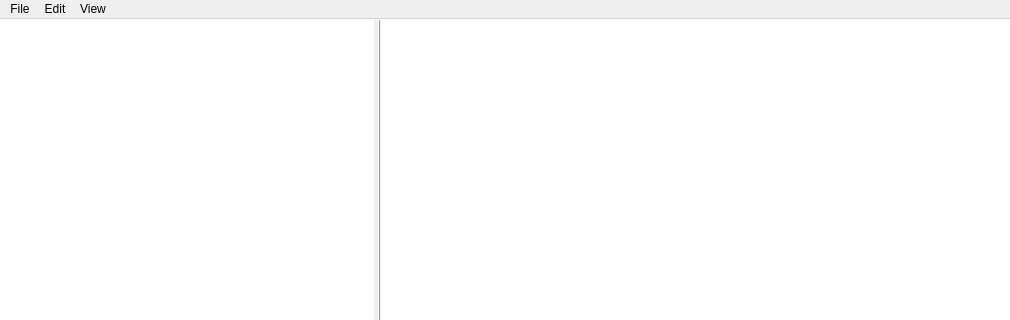
Before: the Qt Designer form src/mainwindow.ui in hatstand/O-sRSSly, drawn with Qt 5; both pictures show x 0 to 1010 and y 0 to 320 of the 1010 by 798 pixel window.
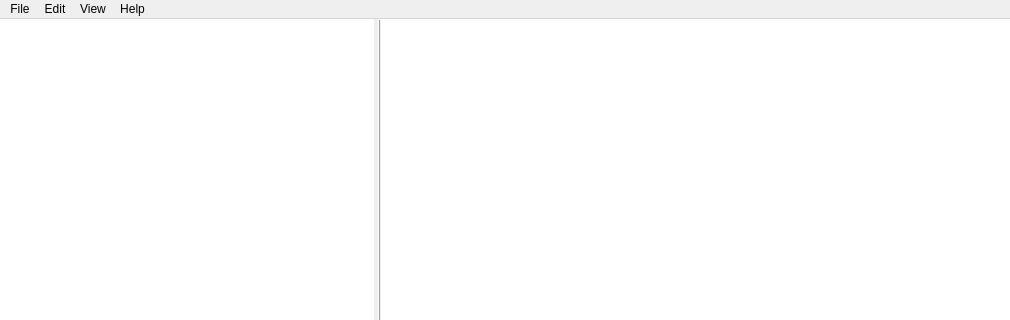
After: the same form once the commit is applied. Icons and pictures are not drawn. Custom widgets are drawn as their Qt base class.

The edit to the form file:
```diff
--- a/src/mainwindow.ui
+++ b/src/mainwindow.ui
@@ -444,9 +444,17 @@
     </property>
     <addaction name="actionMarkRead_"/>
    </widget>
+   <widget class="QMenu" name="menuHelp">
+   	<property name="title">
+	 <string>Help</string>
+	</property>
+	<addaction name="action_about_"/>
+	<addaction name="action_about_qt_"/>
+   </widget>
    <addaction name="menuFile"/>
    <addaction name="menuEdit"/>
    <addaction name="menuView"/>
+   <addaction name="menuHelp"/>
   </widget>
   <widget class="QStatusBar" name="statusbar"/>
   <action name="actionConfigure_">
```
Left out of the diff: 16 changed lines with no effect on the pictures.
